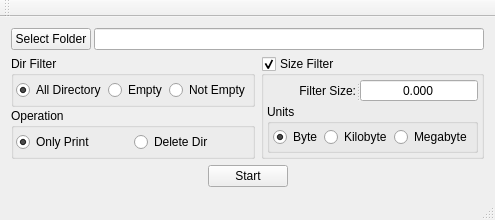
Above: folderhelper.ui from luzhskij/FolderHelper before the change. Below: the same form after it.
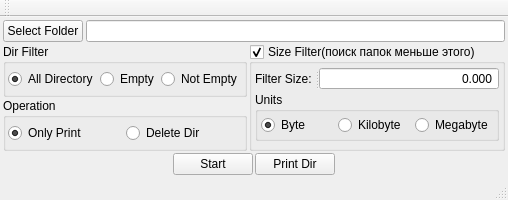
That is the form after the change.

```diff
--- a/folderhelper.ui
+++ b/folderhelper.ui
@@ -6,8 +6,8 @@
    <rect>
     <x>0</x>
     <y>0</y>
-    <width>444</width>
-    <height>218</height>
+    <width>457</width>
+    <height>200</height>
    </rect>
   </property>
   <property name="windowTitle">
@@ -15,8 +15,26 @@
   </property>
   <widget class="QWidget" name="centralWidget">
    <layout class="QGridLayout" name="gridLayout_3">
+    <property name="leftMargin">
+     <number>3</number>
+    </property>
+    <property name="topMargin">
+     <number>3</number>
+    </property>
+    <property name="rightMargin">
+     <number>3</number>
+    </property>
+    <property name="bottomMargin">
+     <number>3</number>
+    </property>
+    <property name="spacing">
+     <number>2</number>
+    </property>
     <item row="0" column="0">
      <layout class="QGridLayout" name="gridLayout_2">
+      <property name="spacing">
+       <number>2</number>
+      </property>
       <item row="0" column="0">
        <layout class="QHBoxLayout" name="horizontalLayout">
         <property name="spacing">
@@ -36,6 +54,9 @@
       </item>
       <item row="1" column="0">
        <layout class="QHBoxLayout" name="horizontalLayout_3">
+        <property name="spacing">
+         <number>2</number>
+        </property>
         <item>
          <layout class="QVBoxLayout" name="verticalLayout">
           <property name="spacing">
@@ -135,7 +156,7 @@
         <item>
          <widget class="QGroupBox" name="groupBoxSizeFilter">
           <property name="title">
-           <string>Size Filter</string>
+           <string>Size Filter(поиск папок меньше этого)</string>
           </property>
           <property name="checkable">
            <bool>true</bool>
@@ -162,25 +183,37 @@
               <enum>Qt::Horizontal</enum>
              </property>
              <widget class="QLabel" name="label">
+              <property name="maximumSize">
+               <size>
+                <width>60</width>
+                <height>16777215</height>
+               </size>
+              </property>
               <property name="text">
                <string>Filter Size:</string>
               </property>
               <property name="alignment">
-               <set>Qt::AlignRight|Qt::AlignTrailing|Qt::AlignVCenter</set>
+               <set>Qt::AlignLeading|Qt::AlignLeft|Qt::AlignVCenter</set>
               </property>
              </widget>
              <widget class="QDoubleSpinBox" name="doubleSpinBoxSize">
               <property name="alignment">
-               <set>Qt::AlignCenter</set>
+               <set>Qt::AlignRight|Qt::AlignTrailing|Qt::AlignVCenter</set>
               </property>
               <property name="buttonSymbols">
                <enum>QAbstractSpinBox::NoButtons</enum>
               </property>
+              <property name="keyboardTracking">
+               <bool>false</bool>
+              </property>
+              <property name="showGroupSeparator" stdset="0">
+               <bool>false</bool>
+              </property>
               <property name="decimals">
                <number>3</number>
               </property>
               <property name="maximum">
-               <double>999999.989999999990687</double>
+               <double>9999999999999.990234375000000</double>
               </property>
              </widget>
             </widget>
@@ -233,6 +266,19 @@
              </layout>
             </widget>
            </item>
+           <item row="2" column="0">
+            <spacer name="verticalSpacer">
+             <property name="orientation">
+              <enum>Qt::Vertical</enum>
+             </property>
+             <property name="sizeHint" stdset="0">
+              <size>
+               <width>20</width>
+               <height>40</height>
+              </size>
+             </property>
+            </spacer>
+           </item>
           </layout>
          </widget>
         </item>
@@ -263,6 +309,13 @@
           </property>
          </widget>
         </item>
+        <item>
+         <widget class="QPushButton" name="pushButtonPrintDirs">
+          <property name="text">
+           <string>Print Dir</string>
+          </property>
+         </widget>
+        </item>
         <item>
          <spacer name="horizontalSpacer_3">
           <property name="orientation">
```
Left out of the diff: 2 changed lines with no effect on the pictures.
